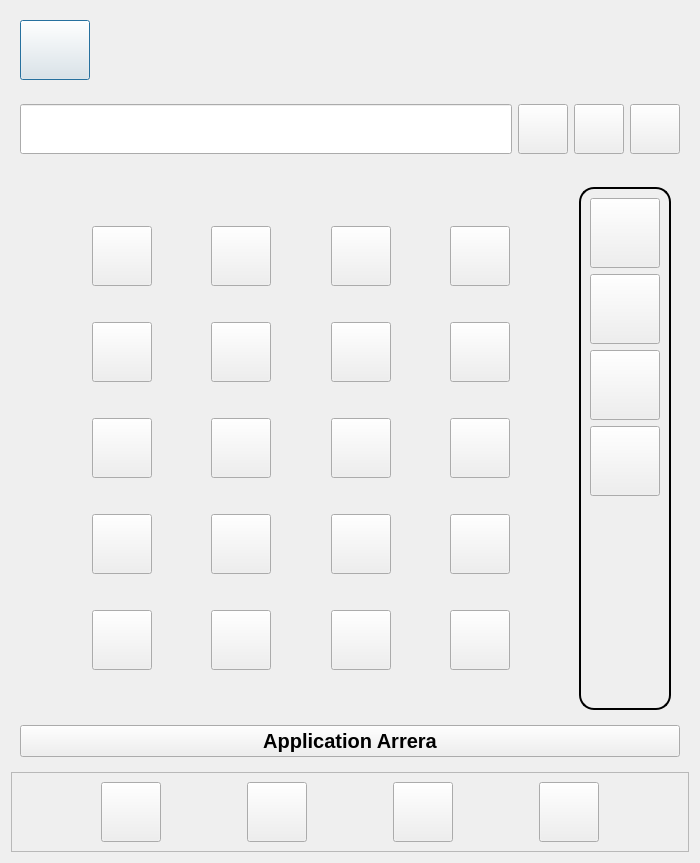
Above: gui/arrera/arreraui.ui from Arrera-Software/Arrera-Interface before the change. Below: the same form after it.
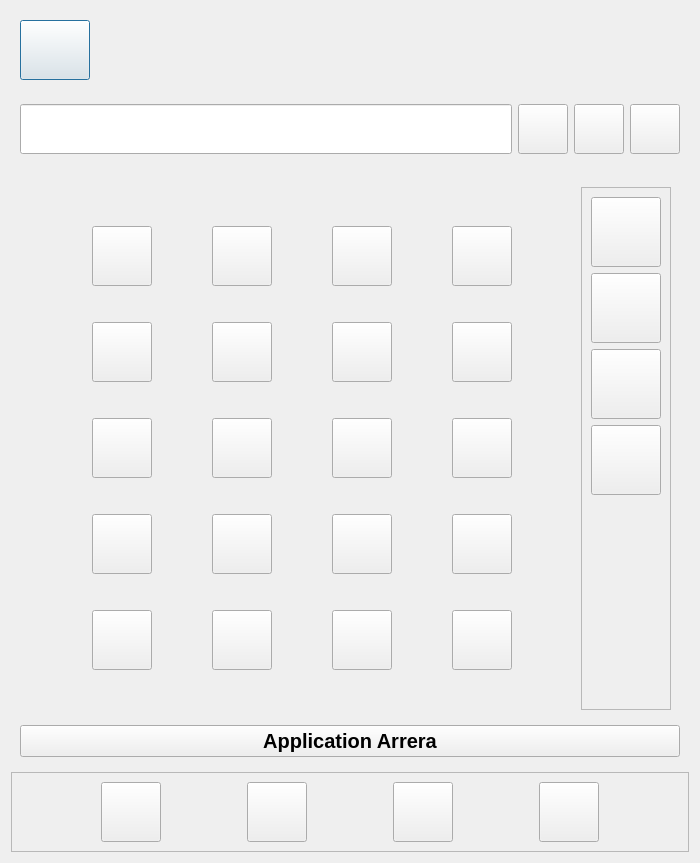
That is the form after the change. The open tabs and pages were chosen to show the change. Icons and pictures are not drawn. Custom widgets are drawn as their Qt base class.

Commit message: Passage sur les widget custom

Patch:
```diff
--- a/gui/arrera/arreraui.ui
+++ b/gui/arrera/arreraui.ui
@@ -2208,7 +2208,7 @@
              <item>
               <widget class="QFrame" name="FBUREAUTIQUEAPP">
                <property name="styleSheet">
-                <string notr="true">QFrame { border: 2px solid black; border-radius: 15px; } QFrame* { border: none; border-radius: 0; }</string>
+                <string notr="true"/>
                </property>
                <property name="frameShape">
                 <enum>QFrame::Shape::StyledPanel</enum>
```
Left out of the diff: 112 changed lines with no effect on the pictures. The commit also changes 2 other files.
